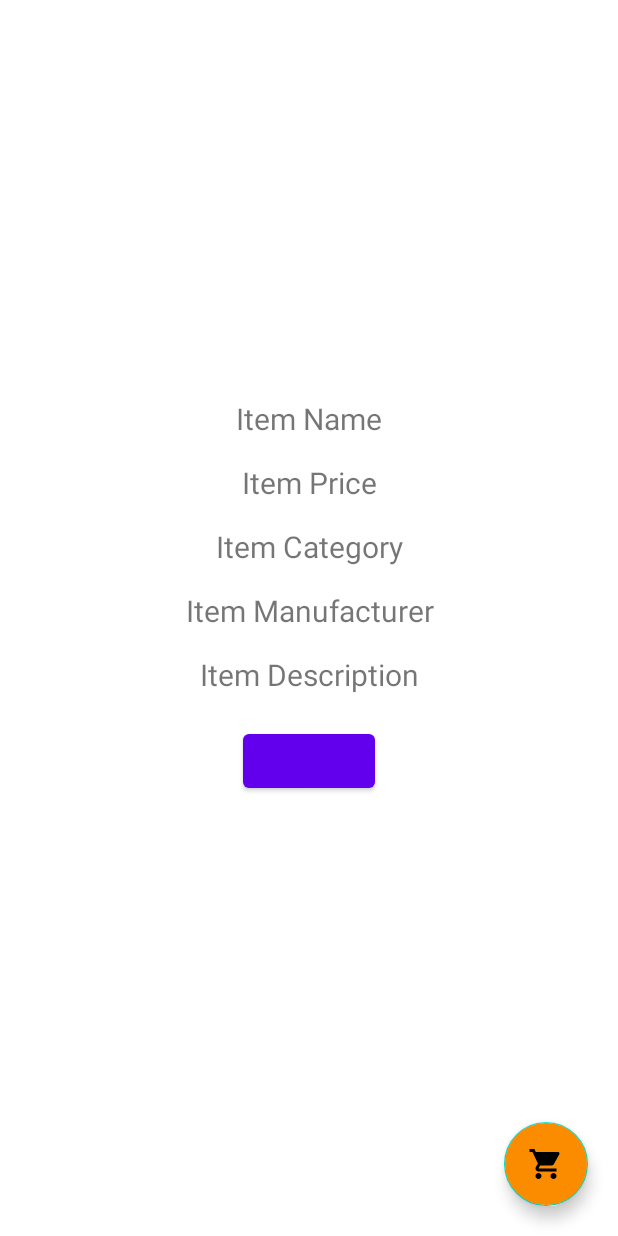
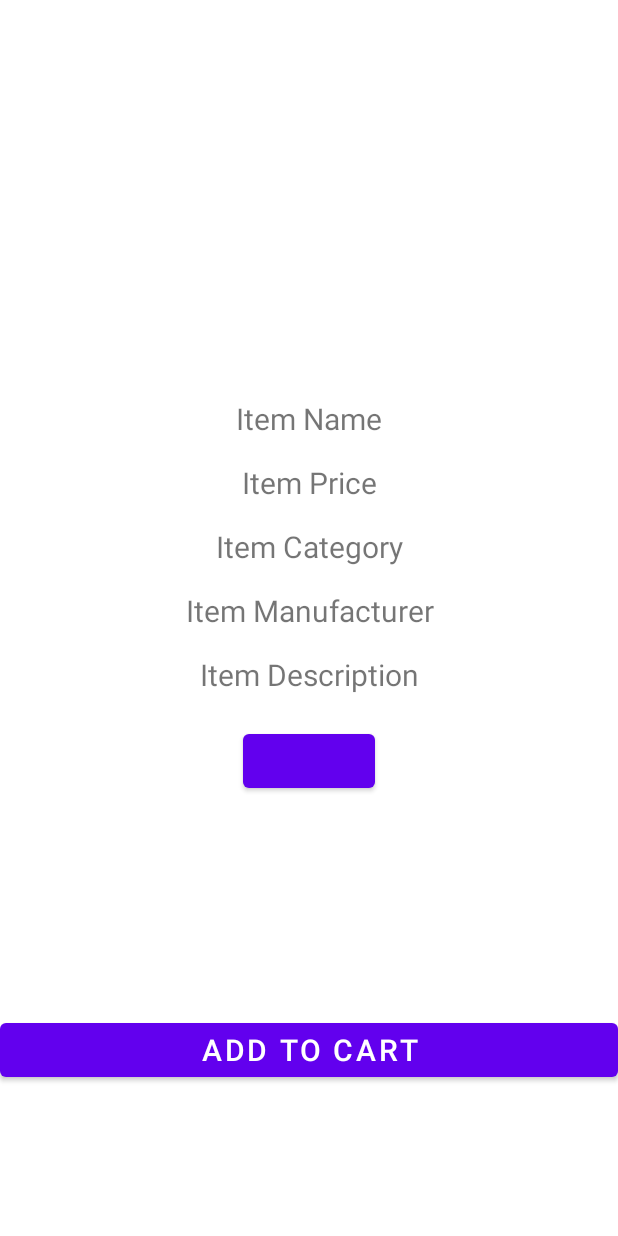
Before and after one commit to aimeeyourell20/PaddyAssignment2, an Android app: the ItemDetails screen opened directly, with no data from a screen before it, on a phone screen of 412 x 824 dp. Run offline under Robolectric (Android 15) with nearby library versions, the phone set to English and light mode, and no system bars; our stand-ins replace Firebase (no records; nobody signed in at launch, a user with empty details on screens opened directly); libraries missing offline, so code that uses them is left out: com.cepheuen.elegantnumberbutton; plain views replace ElegantNumberButton; 1 statement that could not run was skipped.

Commit message:
Cart Activity

```diff
--- a/app/src/main/java/com/example/paddyassignmenttwo/ItemDetails.java
+++ b/app/src/main/java/com/example/paddyassignmenttwo/ItemDetails.java
@@ -3,26 +3,37 @@ package com.example.paddyassignmenttwo;
 import androidx.annotation.NonNull;
 import androidx.appcompat.app.AppCompatActivity;
 
+import android.content.Intent;
 import android.os.Bundle;
+import android.view.View;
+import android.widget.Button;
 import android.widget.ImageView;
 import android.widget.TextView;
+import android.widget.Toast;
 
 import com.cepheuen.elegantnumberbutton.view.ElegantNumberButton;
+import com.google.android.gms.tasks.OnCompleteListener;
+import com.google.android.gms.tasks.Task;
 import com.google.android.material.floatingactionbutton.FloatingActionButton;
+import com.google.firebase.auth.FirebaseAuth;
 import com.google.firebase.database.DataSnapshot;
 import com.google.firebase.database.DatabaseError;
 import com.google.firebase.database.DatabaseReference;
 import com.google.firebase.database.FirebaseDatabase;
 import com.google.firebase.database.ValueEventListener;
 
+import java.util.HashMap;
+
 public class ItemDetails extends AppCompatActivity {
 
     private TextView mTitle, mManufacturer, mPrice, mCategory, mDescription;
-    private FloatingActionButton mAddItemToCart;
+    private Button mAddItemToCart;
     private ElegantNumberButton mQuantity;
     private ImageView mItemImage;
     private String ItemID = "";
     private DatabaseReference ItemRef;
+    private FirebaseAuth mAuth;
+    private String Customer;
 
     @Override
     protected void onCreate(Bundle savedInstanceState) {
@@ -30,6 +41,10 @@ public class ItemDetails extends AppCompatActivity {
         setContentView(R.layout.activity_item_details);
 
         ItemRef = FirebaseDatabase.getInstance().getReference().child("Items");
+        mAuth = FirebaseAuth.getInstance();
+        Customer = mAuth.getCurrentUser().getUid();
+
+
 
         mTitle = findViewById(R.id.itemName);
         mManufacturer = findViewById(R.id.itemManufacturer);
@@ -37,12 +52,54 @@ public class ItemDetails extends AppCompatActivity {
         mPrice = findViewById(R.id.itemPrice);
         mCategory = findViewById(R.id.itemCategory);
         mItemImage = findViewById(R.id.itemImage);
-        mAddItemToCart = findViewById(R.id.addToCartButton);
+        mAddItemToCart = findViewById(R.id.addToCart);
         mQuantity = findViewById(R.id.quantityCounter);
 
         ItemID = getIntent().getStringExtra("itemID");
 
         itemInformation(ItemID);
+
+        mAddItemToCart.setOnClickListener(new View.OnClickListener() {
+            @Override
+            public void onClick(View view) {
+                addToCart();
+            }
+        });
+    }
+
+    private void addToCart() {
+
+        DatabaseReference Cart = FirebaseDatabase.getInstance().getReference().child("Cart");
+
+        HashMap<String, Object> cartMap = new HashMap<>();
+        cartMap.put("itemID", ItemID);
+        cartMap.put("title", mTitle.getText().toString());
+        cartMap.put("price", mPrice.getText().toString());
+        cartMap.put("category", mCategory.getText().toString());
+        cartMap.put("quantity", mQuantity.getNumber());
+        cartMap.put("discount", "");
+
+        Cart.child("Customer View").child(Customer).child("Items").child(ItemID).updateChildren(cartMap).addOnCompleteListener(new OnCompleteListener<Void>() {
+            @Override
+            public void onComplete(@NonNull Task<Void> task) {
+                if(task.isSuccessful()){
+                    Cart.child("Admin View").child(Customer).child("Items").child(ItemID).updateChildren(cartMap).addOnCompleteListener(new OnCompleteListener<Void>() {
+                        @Override
+                        public void onComplete(@NonNull Task<Void> task) {
+
+                            if(task.isSuccessful()){
+                                Toast.makeText(ItemDetails.this, "Item added to cart", Toast.LENGTH_SHORT).show();
+                                Intent i = new Intent(ItemDetails.this, CustomerMainActivity.class);
+                                startActivity(i);
+                            }
+
+                        }
+                    });
+                }
+            }
+        });
+
+
     }
 
     private void itemInformation(String itemID) {
--- a/app/src/main/res/layout/activity_item_details.xml
+++ b/app/src/main/res/layout/activity_item_details.xml
@@ -74,15 +74,13 @@
         android:layout_below="@+id/itemDescription"
         app:textSize="15sp" />
 
-    <com.google.android.material.floatingactionbutton.FloatingActionButton
-        android:id="@+id/addToCartButton"
-        android:layout_width="wrap_content"
-        android:layout_height="wrap_content"
-        android:elevation="8dp"
-        android:src="@drawable/ic_shopping"
-        android:layout_alignParentBottom="true"
-        android:layout_margin="20dp"
-        android:layout_alignParentRight="true"
-        android:backgroundTint="#FB8C00"/>
+   <Button
+       android:id="@+id/addToCart"
+       android:layout_width="match_parent"
+       android:layout_height="wrap_content"
+       android:layout_alignParentBottom="true"
+       android:layout_marginBottom="100dp"
+       android:text="Add to cart"
+       android:textSize="20sp"/>
 
 </RelativeLayout>
```
Also changed, not shown: app/src/main/java/com/example/paddyassignmenttwo/Cart.java (+65 -0 lines), app/src/main/java/com/example/paddyassignmenttwo/CartViewHolder.java (added, +30 -0 lines), app/src/main/java/com/example/paddyassignmenttwo/Cart_Model.java (added, +57 -0 lines), app/src/main/java/com/example/paddyassignmenttwo/CustomerMainActivity.java (+4 -4 lines), app/src/main/java/com/example/paddyassignmenttwo/Customer_Model.java (added, +57 -0 lines), app/src/main/res/layout/activity_cart.xml (+40 -2 lines), app/src/main/res/layout/cart_layout.xml (added, +43 -0 lines).
